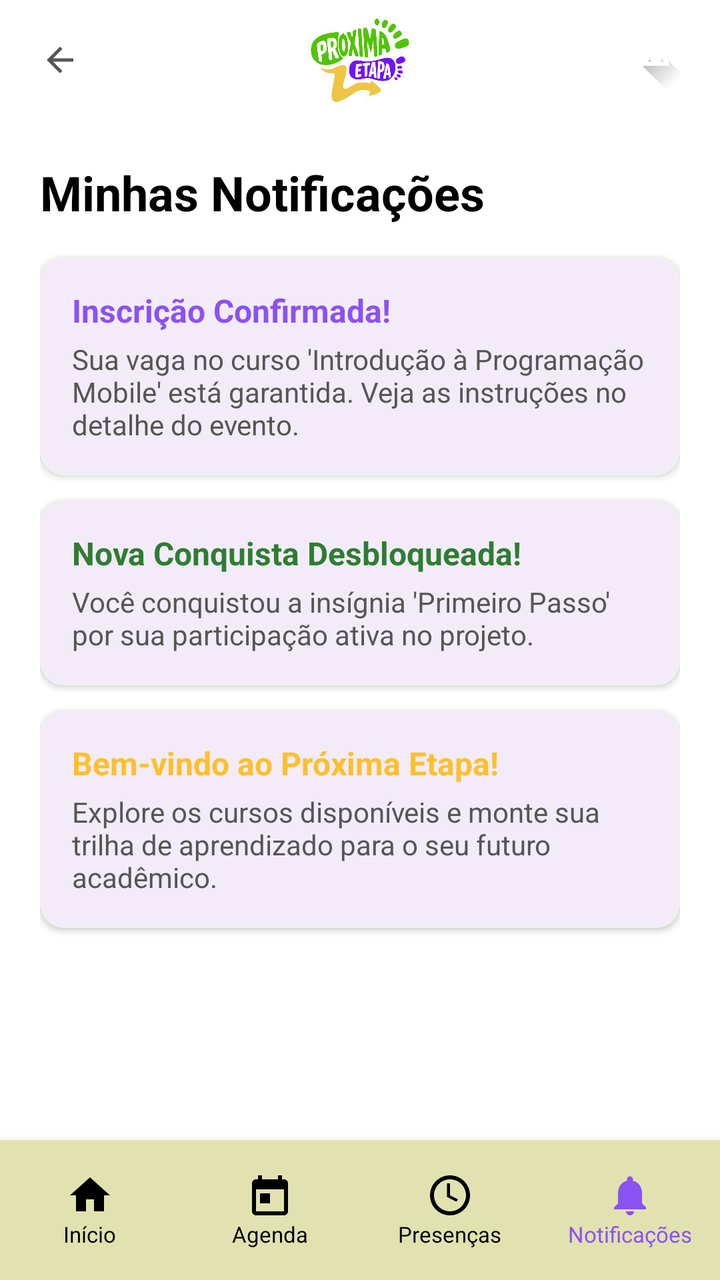
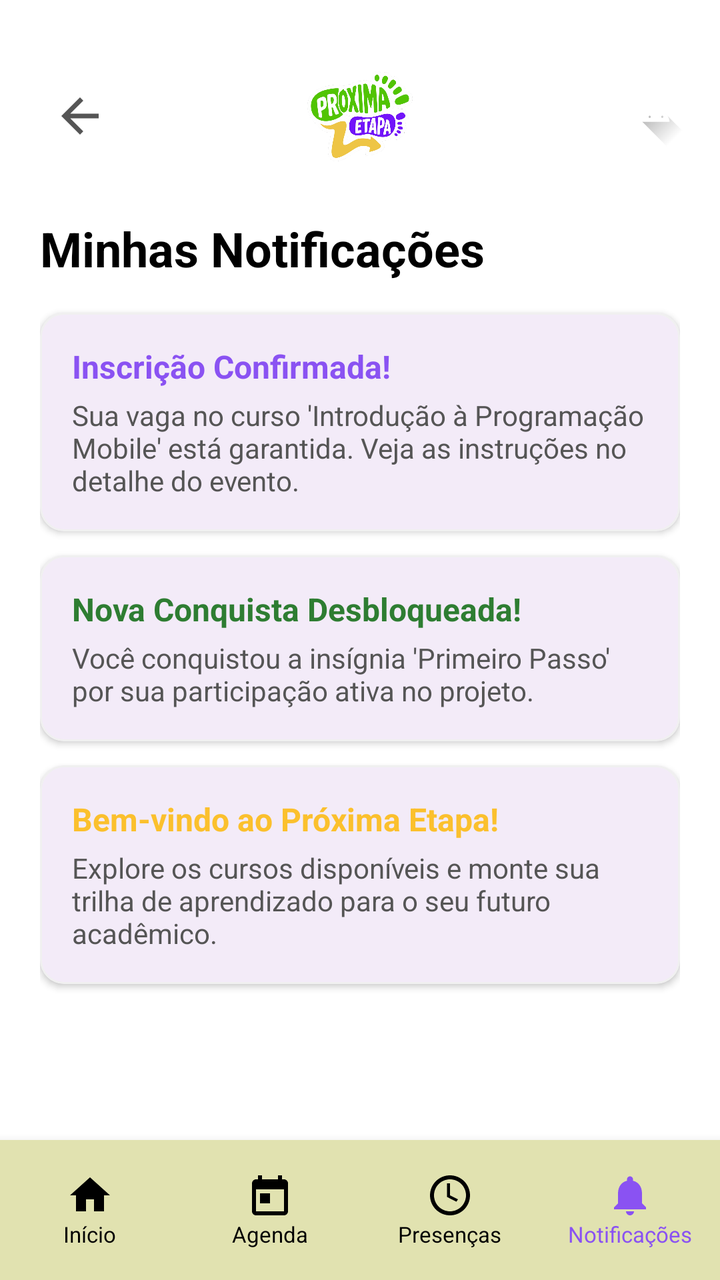

Two renders of the same Android screen: before a commit and after it. Below are the layout's source before the change and the commit's diff.
<!-- AndroidManifest.xml: application theme Theme.NextStepApp -->
<!-- res/layout/activity_notificacoes.xml -->
<?xml version="1.0" encoding="utf-8"?>
<androidx.constraintlayout.widget.ConstraintLayout xmlns:android="http://schemas.android.com/apk/res/android"
    xmlns:app="http://schemas.android.com/apk/res-auto"
    xmlns:tools="http://schemas.android.com/tools"
    android:layout_width="match_parent"
    android:layout_height="match_parent"
    android:background="@color/white"
    tools:context=".ui.NotificacoesActivity">

    
    <androidx.constraintlayout.widget.ConstraintLayout
        android:id="@+id/topBar"
        android:layout_width="match_parent"
        android:layout_height="60dp"
        android:paddingHorizontal="16dp"
        app:layout_constraintTop_toTopOf="parent">

        <ImageView
            android:id="@+id/btnBack"
            android:layout_width="28dp"
            android:layout_height="28dp"
            android:padding="4dp"
            android:src="@drawable/ic_back"
            app:layout_constraintBottom_toBottomOf="parent"
            app:layout_constraintStart_toStartOf="parent"
            app:layout_constraintTop_toTopOf="parent"
            app:tint="#555555" />

        <ImageView
            android:id="@+id/logoDetails"
            android:layout_width="110dp"
            android:layout_height="45dp"
            android:src="@drawable/logoproximaetapa"
            app:layout_constraintBottom_toBottomOf="parent"
            app:layout_constraintEnd_toEndOf="parent"
            app:layout_constraintStart_toStartOf="parent"
            app:layout_constraintTop_toTopOf="parent" />

        <ImageView
            android:id="@+id/btnProfile"
            android:layout_width="32dp"
            android:layout_height="32dp"
            android:src="@drawable/ic_launcher_foreground"
            app:layout_constraintBottom_toBottomOf="parent"
            app:layout_constraintEnd_toEndOf="parent"
            app:layout_constraintTop_toTopOf="parent" />
    </androidx.constraintlayout.widget.ConstraintLayout>

    <ScrollView
        android:layout_width="match_parent"
        android:layout_height="0dp"
        android:fillViewport="true"
        app:layout_constraintBottom_toTopOf="@id/bottomNavigation"
        app:layout_constraintTop_toBottomOf="@id/topBar">

        <LinearLayout
            android:layout_width="match_parent"
            android:layout_height="wrap_content"
            android:orientation="vertical"
            android:padding="20dp">

            <TextView
                android:id="@+id/tvTitleNotif"
                android:layout_width="wrap_content"
                android:layout_height="wrap_content"
                android:text="Minhas Notificações"
                android:textColor="@color/black"
                android:textSize="24sp"
                android:textStyle="bold"
                android:layout_marginBottom="16dp" />

            
            <com.google.android.material.card.MaterialCardView
                android:layout_width="match_parent"
                android:layout_height="wrap_content"
                android:layout_marginBottom="12dp"
                app:cardCornerRadius="12dp"
                app:cardElevation="2dp"
                app:strokeColor="#F0F0F0"
                app:strokeWidth="1dp">

                <LinearLayout
                    android:layout_width="match_parent"
                    android:layout_height="wrap_content"
                    android:orientation="vertical"
                    android:padding="16dp">

                    <TextView
                        android:layout_width="wrap_content"
                        android:layout_height="wrap_content"
                        android:text="Inscrição Confirmada!"
                        android:textColor="@color/purple_primary"
                        android:textSize="16sp"
                        android:textStyle="bold" />

                    <TextView
                        android:layout_width="wrap_content"
                        android:layout_height="wrap_content"
                        android:layout_marginTop="4dp"
                        android:text="Sua vaga no curso 'Introdução à Programação Mobile' está garantida. Veja as instruções no detalhe do evento."
                        android:textColor="#555555"
                        android:textSize="14sp" />
                </LinearLayout>
            </com.google.android.material.card.MaterialCardView>

            
            <com.google.android.material.card.MaterialCardView
                android:layout_width="match_parent"
                android:layout_height="wrap_content"
                android:layout_marginBottom="12dp"
                app:cardCornerRadius="12dp"
                app:cardElevation="2dp"
                app:strokeColor="#F0F0F0"
                app:strokeWidth="1dp">

                <LinearLayout
                    android:layout_width="match_parent"
                    android:layout_height="wrap_content"
                    android:orientation="vertical"
                    android:padding="16dp">

                    <TextView
                        android:layout_width="wrap_content"
                        android:layout_height="wrap_content"
                        android:text="Nova Conquista Desbloqueada!"
                        android:textColor="#2E7D32"
                        android:textSize="16sp"
                        android:textStyle="bold" />

                    <TextView
                        android:layout_width="wrap_content"
                        android:layout_height="wrap_content"
                        android:layout_marginTop="4dp"
                        android:text="Você conquistou a insígnia 'Primeiro Passo' por sua participação ativa no projeto."
                        android:textColor="#555555"
                        android:textSize="14sp" />
                </LinearLayout>
            </com.google.android.material.card.MaterialCardView>

            
            <com.google.android.material.card.MaterialCardView
                android:layout_width="match_parent"
                android:layout_height="wrap_content"
                android:layout_marginBottom="12dp"
                app:cardCornerRadius="12dp"
                app:cardElevation="2dp"
                app:strokeColor="#F0F0F0"
                app:strokeWidth="1dp">

                <LinearLayout
                    android:layout_width="match_parent"
                    android:layout_height="wrap_content"
                    android:orientation="vertical"
                    android:padding="16dp">

                    <TextView
                        android:layout_width="wrap_content"
                        android:layout_height="wrap_content"
                        android:text="Bem-vindo ao Próxima Etapa!"
                        android:textColor="#FBC02D"
                        android:textSize="16sp"
                        android:textStyle="bold" />

                    <TextView
                        android:layout_width="wrap_content"
                        android:layout_height="wrap_content"
                        android:layout_marginTop="4dp"
                        android:text="Explore os cursos disponíveis e monte sua trilha de aprendizado para o seu futuro acadêmico."
                        android:textColor="#555555"
                        android:textSize="14sp" />
                </LinearLayout>
            </com.google.android.material.card.MaterialCardView>

        </LinearLayout>
    </ScrollView>

    
    <LinearLayout
        android:id="@+id/bottomNavigation"
        android:layout_width="match_parent"
        android:layout_height="70dp"
        android:background="#E1E2B0"
        android:elevation="8dp"
        android:orientation="horizontal"
        app:layout_constraintBottom_toBottomOf="parent">

        <LinearLayout
            android:id="@+id/nav_inicio"
            android:layout_width="0dp"
            android:layout_height="match_parent"
            android:layout_weight="1"
            android:clickable="true"
            android:focusable="true"
            android:foreground="?attr/selectableItemBackground"
            android:gravity="center"
            android:orientation="vertical">
            <ImageView android:layout_width="24dp" android:layout_height="24dp" android:src="@drawable/ic_home" app:tint="@color/black" />
            <TextView android:layout_width="wrap_content" android:layout_height="wrap_content" android:text="Início" android:textColor="@color/black" android:textSize="11sp" />
        </LinearLayout>

        <LinearLayout
            android:id="@+id/nav_agenda"
            android:layout_width="0dp"
            android:layout_height="match_parent"
            android:layout_weight="1"
            android:clickable="true"
            android:focusable="true"
            android:foreground="?attr/selectableItemBackground"
            android:gravity="center"
            android:orientation="vertical">
            <ImageView android:layout_width="24dp" android:layout_height="24dp" android:src="@drawable/ic_calendar" app:tint="@color/black" />
            <TextView android:layout_width="wrap_content" android:layout_height="wrap_content" android:text="Agenda" android:textColor="@color/black" android:textSize="11sp" />
        </LinearLayout>

        <LinearLayout
            android:id="@+id/nav_presencas"
            android:layout_width="0dp"
            android:layout_height="match_parent"
            android:layout_weight="1"
            android:clickable="true"
            android:focusable="true"
            android:foreground="?attr/selectableItemBackground"
            android:gravity="center"
            android:orientation="vertical">
            <ImageView android:layout_width="24dp" android:layout_height="24dp" android:src="@drawable/ic_presence" app:tint="@color/black" />
            <TextView android:layout_width="wrap_content" android:layout_height="wrap_content" android:text="Presenças" android:textColor="@color/black" android:textSize="11sp" />
        </LinearLayout>

        <LinearLayout
            android:id="@+id/nav_notificacoes"
            android:layout_width="0dp"
            android:layout_height="match_parent"
            android:layout_weight="1"
            android:clickable="true"
            android:focusable="true"
            android:foreground="?attr/selectableItemBackground"
            android:gravity="center"
            android:orientation="vertical">
            <ImageView android:layout_width="24dp" android:layout_height="24dp" android:src="@drawable/ic_notifications" app:tint="@color/purple_primary" />
            <TextView android:layout_width="wrap_content" android:layout_height="wrap_content" android:text="Notificações" android:textColor="@color/purple_primary" android:textSize="11sp" />
        </LinearLayout>
    </LinearLayout>

</androidx.constraintlayout.widget.ConstraintLayout>
<!-- resources referenced by this layout -->
<resources>
  <color name="black">#FF000000</color>
  <color name="purple_primary">#8A52F2</color>
  <color name="white">#FFFFFFFF</color>
  <!-- drawable ic_back (drawable) -->
  <vector xmlns:android="http://schemas.android.com/apk/res/android"
      android:width="24dp"
      android:height="24dp"
      android:viewportWidth="24"
      android:viewportHeight="24">
      <path
          android:fillColor="#FF000000"
          android:pathData="M20,11H7.83l5.59,-5.59L12,4l-8,8 8,8 1.41,-1.41L7.83,13H20v-2z" />
  </vector>
  <!-- drawable ic_calendar (drawable) -->
  <vector xmlns:android="http://schemas.android.com/apk/res/android"
      android:width="24dp"
      android:height="24dp"
      android:viewportWidth="24"
      android:viewportHeight="24">
      <path
          android:fillColor="#FF000000"
          android:pathData="M19,4H18V2H16V4H8V2H6V4H5C3.89,4 3.01,4.9 3.01,6L3,20C3,21.1 3.89,22 5,22H19C20.1,22 21,21.1 21,20V6C21,4.9 20.1,4 19,4ZM19,20H5V9H19V20ZM7,11H12V16H7V11Z" />
  </vector>
  <!-- drawable ic_home (drawable) -->
  <vector xmlns:android="http://schemas.android.com/apk/res/android"
      android:width="24dp"
      android:height="24dp"
      android:viewportWidth="24"
      android:viewportHeight="24">
      <path
          android:fillColor="#FF000000"
          android:pathData="M10,20V14H14V20H19V12H22L12,3L2,12H5V20H10Z" />
  </vector>
  <!-- drawable ic_notifications (drawable) -->
  <vector xmlns:android="http://schemas.android.com/apk/res/android"
      android:width="24dp"
      android:height="24dp"
      android:viewportWidth="24"
      android:viewportHeight="24">
      <path
          android:fillColor="#FF000000"
          android:pathData="M12,22C13.1,22 14,21.1 14,20H10C10,21.1 10.9,22 12,22ZM18,16V11C18,7.9 16.4,5.4 13.5,4.7V4C13.5,3.2 12.8,2.5 12,2.5C11.2,2.5 10.5,3.2 10.5,4V4.7C7.6,5.4 6,7.9 6,11V16L4,18V19H20V18L18,16Z" />
  </vector>
  <!-- drawable ic_presence (drawable) -->
  <vector xmlns:android="http://schemas.android.com/apk/res/android"
      android:width="24dp"
      android:height="24dp"
      android:viewportWidth="24"
      android:viewportHeight="24">
      <path
          android:fillColor="#FF000000"
          android:pathData="M12,2C6.48,2 2,6.48 2,12C2,17.52 6.48,22 12,22C17.52,22 22,17.52 22,12C22,6.48 17.52,2 12,2ZM12,20C7.59,20 4,16.41 4,12C4,7.59 7.59,4 12,4C16.41,4 20,7.59 20,12C20,16.41 16.41,20 12,20ZM12,6V12L16,14L15.2,15.2L10.5,12.8V6H12Z" />
  </vector>
  <style name="Theme.NextStepApp" parent="Base.Theme.NextStepApp" />
  <style name="Base.Theme.NextStepApp" parent="Theme.Material3.DayNight.NoActionBar">
          
          
      </style>
  <!-- unchanged entries left out for length: 2 -->
</resources>

<!-- the commit's change to res/layout/activity_notificacoes.xml (unified diff, before → after) -->
@@ -5,6 +5,7 @@
     android:layout_width="match_parent"
     android:layout_height="match_parent"
     android:background="@color/white"
+    android:fitsSystemWindows="true"
     tools:context=".ui.NotificacoesActivity">
 
     
@@ -12,14 +13,21 @@
         android:id="@+id/topBar"
         android:layout_width="match_parent"
         android:layout_height="60dp"
+        android:layout_marginTop="28dp"
+        android:elevation="10dp"
         android:paddingHorizontal="16dp"
         app:layout_constraintTop_toTopOf="parent">
 
         <ImageView
             android:id="@+id/btnBack"
-            android:layout_width="28dp"
-            android:layout_height="28dp"
-            android:padding="4dp"
+            android:layout_width="48dp"
+            android:layout_height="48dp"
+            android:contentDescription="Voltar"
+            android:padding="10dp"
+            android:clickable="true"
+            android:focusable="true"
+            android:elevation="12dp"
+            android:background="?attr/selectableItemBackgroundBorderless"
             android:src="@drawable/ic_back"
             app:layout_constraintBottom_toBottomOf="parent"
             app:layout_constraintStart_toStartOf="parent"
